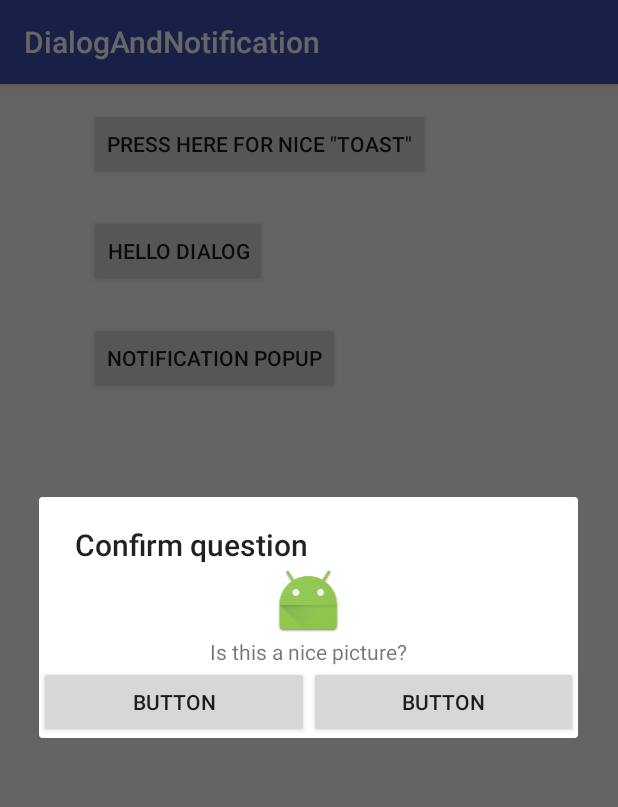
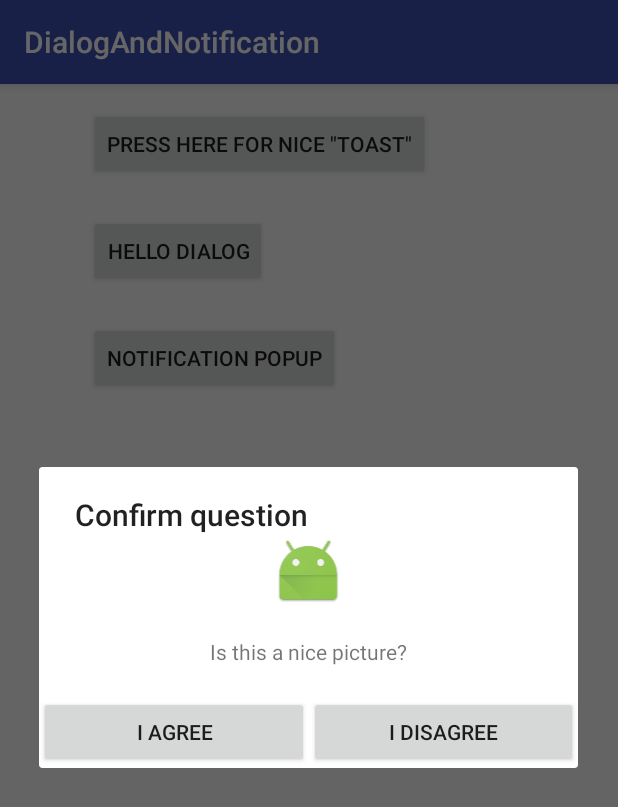
Before and after one commit to Gitvalt/androidDevelopment, an Android app: the screen it shows after launch (MainActivity), after a tap on "HELLO DIALOG", on a phone screen of 412 x 824 dp. Shown: the top 807 px of the screen. Run offline under Robolectric (Android 15) with nearby library versions, the phone set to English and light mode, and no system bars.

Commit message:
repaired dialog. mListener was not initilized

```diff
--- a/DialogAndNotification/app/src/main/java/com/androidprogramming/k1967/dialogandnotification/ExitDialogFrag.java
+++ b/DialogAndNotification/app/src/main/java/com/androidprogramming/k1967/dialogandnotification/ExitDialogFrag.java
@@ -18,8 +18,8 @@ public class ExitDialogFrag extends DialogFragment {
     public Dialog onCreateDialog(Bundle savedInstanceState) {
 
         AlertDialog.Builder builder = new AlertDialog.Builder(getActivity());
-        builder.setTitle("Title")
-                .setMessage("VOI P****'")
+        builder.setTitle("Lorem ipsum")
+                .setMessage("Tämä on tosi tärkeä varoitus")
                 .setPositiveButton("yes", new DialogInterface.OnClickListener() {
                     public void onClick(DialogInterface dialogInterface, int i) {
                         Toast.makeText(getActivity(), "ok", Toast.LENGTH_SHORT).show();
@@ -27,7 +27,7 @@ public class ExitDialogFrag extends DialogFragment {
                 })
                 .setNegativeButton("cancel", new DialogInterface.OnClickListener(){
                     public void onClick(DialogInterface dialogInterface, int i) {
-                        Toast.makeText(getActivity(), ":(", Toast.LENGTH_SHORT).show();
+                        Toast.makeText(getActivity(), "ok", Toast.LENGTH_SHORT).show();
                     }
                 });
         return builder.create();
--- a/DialogAndNotification/app/src/main/java/com/androidprogramming/k1967/dialogandnotification/customDialog.java
+++ b/DialogAndNotification/app/src/main/java/com/androidprogramming/k1967/dialogandnotification/customDialog.java
@@ -16,28 +16,23 @@ import android.widget.Button;
 
 public class customDialog extends DialogFragment {
 
-    public interface CustomDialogListener{
-        public void onDialogPositiveClick(DialogFragment dialog, Boolean response);
-        public void onDialogNegativeClick(DialogFragment dialog, Boolean response);
+    //interfaces that allow dialog to communicate with the parent Activity
+    public interface CustomDialogListener {
+        void onDialogPositiveClick(boolean response);
+        void onDialogNegativeClick(boolean response);
     }
 
+    //the listener object
     CustomDialogListener mListener;
 
-    //check if the activity this is connected to is a correct type
     @Override
     public void onAttach(Context context) {
         super.onAttach(context);
-
-        try {
-
-        } catch (ClassCastException e){
-
-        }
-
     }
 
     @Override
     public Dialog onCreateDialog(Bundle savedInstanceState) {
+
         AlertDialog.Builder builder = new AlertDialog.Builder(getActivity());
 
         LayoutInflater inflater = getActivity().getLayoutInflater();
@@ -47,24 +42,21 @@ public class customDialog extends DialogFragment {
         Button ok = (Button)dialogView.findViewById(R.id.yes);
         Button no = (Button)dialogView.findViewById(R.id.no);
 
-        ok.setOnClickListener(new View.OnClickListener() {
-            @Override
-            public void onClick(View view) {
-                mListener.onDialogPositiveClick(customDialog.this, true);
-            }
-        });
+        mListener = (CustomDialogListener)getActivity();
 
         ok.setOnClickListener(new View.OnClickListener() {
             @Override
             public void onClick(View view) {
-                mListener.onDialogPositiveClick(customDialog.this, true);
+                mListener.onDialogPositiveClick(true);
+                getDialog().dismiss();
             }
         });
 
         no.setOnClickListener(new View.OnClickListener() {
             @Override
             public void onClick(View view) {
-                mListener.onDialogNegativeClick(customDialog.this, false);
+                mListener.onDialogNegativeClick(false);
+                getDialog().dismiss();
             }
         });
 
--- a/DialogAndNotification/app/src/main/res/layout/custom_dialog_layout.xml
+++ b/DialogAndNotification/app/src/main/res/layout/custom_dialog_layout.xml
@@ -16,9 +16,11 @@
         android:id="@+id/textView"
         android:layout_width="match_parent"
         android:layout_height="wrap_content"
+        android:layout_marginBottom="20dp"
+        android:layout_marginTop="20dp"
         android:layout_weight="0.08"
-        android:textAlignment="center"
-        android:text="Is this a nice picture?" />
+        android:text="Is this a nice picture?"
+        android:textAlignment="center" />
 
     <LinearLayout
         android:layout_width="match_parent"
@@ -30,13 +32,14 @@
             android:layout_width="match_parent"
             android:layout_height="wrap_content"
             android:layout_weight="1"
-            android:text="Button" />
+            android:text="@string/agree" />
 
         <Button
             android:id="@+id/no"
             android:layout_width="match_parent"
             android:layout_height="wrap_content"
             android:layout_weight="1"
-            android:text="Button" />
+            android:text="@string/disagree" />
     </LinearLayout>
+
 </LinearLayout>
--- a/DialogAndNotification/app/src/main/res/values/strings.xml
+++ b/DialogAndNotification/app/src/main/res/values/strings.xml
@@ -3,4 +3,6 @@
     <string name="toast_Button">Press here for nice \"Toast\"</string>
     <string name="dialogButton">Hello dialog</string>
     <string name="notification_Button">Notification popup</string>
+    <string name="agree">I agree</string>
+    <string name="disagree">I Disagree</string>
 </resources>
```
Also changed, not shown: DialogAndNotification/app/src/main/java/com/androidprogramming/k1967/dialogandnotification/MainActivity.java (+53 -24 lines).
